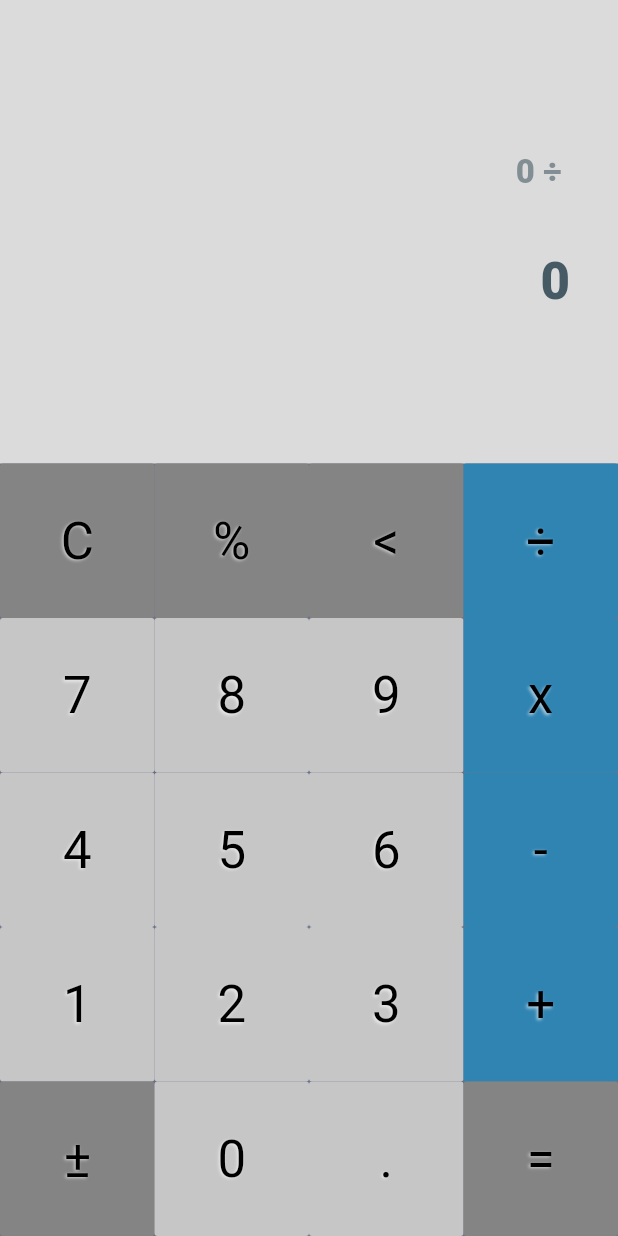
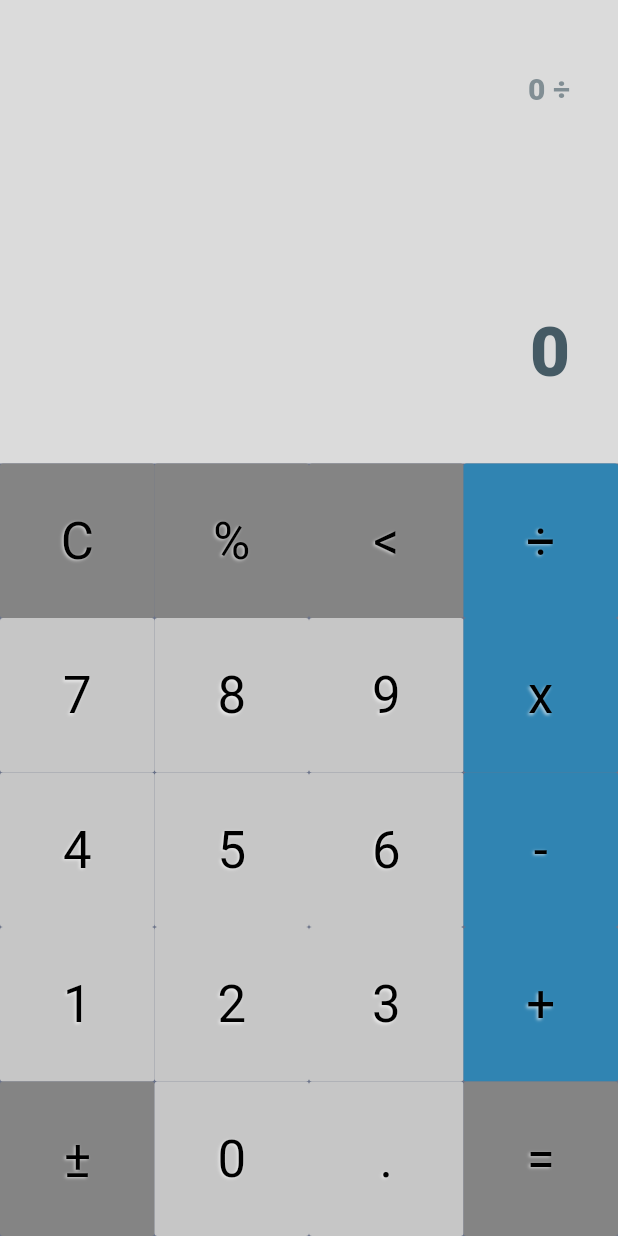
Before and after one commit to schwarzjunior/flutter_calculator, a Flutter app: the screen it shows after launch, after a tap on an icon or button, on a phone screen of 412 x 824 dp. Run offline on Flutter 3.47's test engine with Material 2 defaults, Android fonts, the phone set to English and light mode, and no system bars.

Commit message:
Layout updated

```diff
--- a/lib/controller/calc_controller.dart
+++ b/lib/controller/calc_controller.dart
@@ -39,6 +39,8 @@ class CalcController {
   String get equationDisplay {
     if (_item.isOperator) {
       return '$_equationDisplay${_item.valueAsText}';
+    } else if (_item.isResult) {
+      return '$_equationDisplay = ';
     } else {
       return _equationDisplay;
     }
--- a/lib/settings/app_themes.dart
+++ b/lib/settings/app_themes.dart
@@ -7,7 +7,7 @@ const CalcTheme lightTheme = const CalcTheme(
     displayColor: const Color(0xffdbdbdb),
     displayTextStyle: const TextStyle(
       color: const Color(0xff455a64),
-      fontSize: 34.0,
+      fontSize: 46.0,
       fontWeight: FontWeight.w800,
       fontFamily: 'Roboto',
       textBaseline: TextBaseline.alphabetic,
@@ -15,7 +15,7 @@ const CalcTheme lightTheme = const CalcTheme(
     ),
     equationTextStyle: const TextStyle(
       color: const Color(0x99455a64),
-      fontSize: 22.0,
+      fontSize: 20.0,
       fontWeight: FontWeight.w800,
       fontFamily: 'Roboto',
       textBaseline: TextBaseline.alphabetic,
@@ -50,7 +50,7 @@ const CalcTheme darkTheme = const CalcTheme(
     displayColor: const Color(0xff2d2d2d),
     displayTextStyle: const TextStyle(
       color: const Color(0xffffffff),
-      fontSize: 34.0,
+      fontSize: 46.0,
       fontWeight: FontWeight.w800,
       fontFamily: 'Roboto',
       textBaseline: TextBaseline.alphabetic,
@@ -58,7 +58,7 @@ const CalcTheme darkTheme = const CalcTheme(
     ),
     equationTextStyle: const TextStyle(
       color: const Color(0x99ffffff),
-      fontSize: 22.0,
+      fontSize: 20.0,
       fontWeight: FontWeight.w800,
       fontFamily: 'Roboto',
       textBaseline: TextBaseline.alphabetic,
--- a/lib/ui/screens/calc_screen.dart
+++ b/lib/ui/screens/calc_screen.dart
@@ -19,7 +19,7 @@ class _CalcScreenState extends State<CalcScreen> {
     return Scaffold(
       backgroundColor: AppTheme.of(context).backgroundColor,
       body: Column(
-        mainAxisAlignment: MainAxisAlignment.center,
+        mainAxisAlignment: MainAxisAlignment.end,
         children: <Widget>[
           StreamBuilder<CalcState>(
             stream: _bloc.outState,
@@ -40,10 +40,12 @@ class _CalcScreenState extends State<CalcScreen> {
 
   @override
   void didChangeDependencies() {
+    final Size screenSize = MediaQuery.of(context).size;
+    final EdgeInsets padding = MediaQuery.of(context).padding;
+    final double containerHeight = screenSize.height - padding.top;
+    final double buttonSize = screenSize.width / 4;
+    _displayHeight = containerHeight - (buttonSize * 5.0);
     _bloc = CalcBloc(CalcState('0', ''));
-    final Size screen = MediaQuery.of(context).size;
-    final double buttonSize = screen.width / 4.0;
-    _displayHeight = screen.height - (buttonSize * 5.0);
     super.didChangeDependencies();
   }
 
--- a/lib/ui/widgets/calc_display.dart
+++ b/lib/ui/widgets/calc_display.dart
@@ -8,7 +8,7 @@ class CalcDisplay extends StatelessWidget {
   final String equationText;
   final double height;
 
-  double get _margin => (height / 10.0);
+  double get _margin => (height / 20.0);
 
   @override
   Widget build(BuildContext context) {
@@ -26,17 +26,19 @@ class CalcDisplay extends StatelessWidget {
           color: appTheme.displayTheme.displayColor,
         ),
         child: Column(
-          mainAxisAlignment: MainAxisAlignment.spaceEvenly,
+          // mainAxisAlignment: MainAxisAlignment.spaceEvenly,
+          mainAxisAlignment: MainAxisAlignment.spaceBetween,
           crossAxisAlignment: CrossAxisAlignment.end,
           children: <Widget>[
             Text(
               equationText ?? '',
-              // style: Theme.of(context).textTheme.title.copyWith(color: Colors.white54),
               style: appTheme.displayTheme.equationTextStyle,
+              maxLines: 1,
+              overflow: TextOverflow.ellipsis,
+              textAlign: TextAlign.right,
             ),
             Text(
               displayText ?? '',
-              // style: Theme.of(context).textTheme.display2.copyWith(color: Colors.white70),
               style: appTheme.displayTheme.displayTextStyle,
               maxLines: 1,
               overflow: TextOverflow.ellipsis,
```
